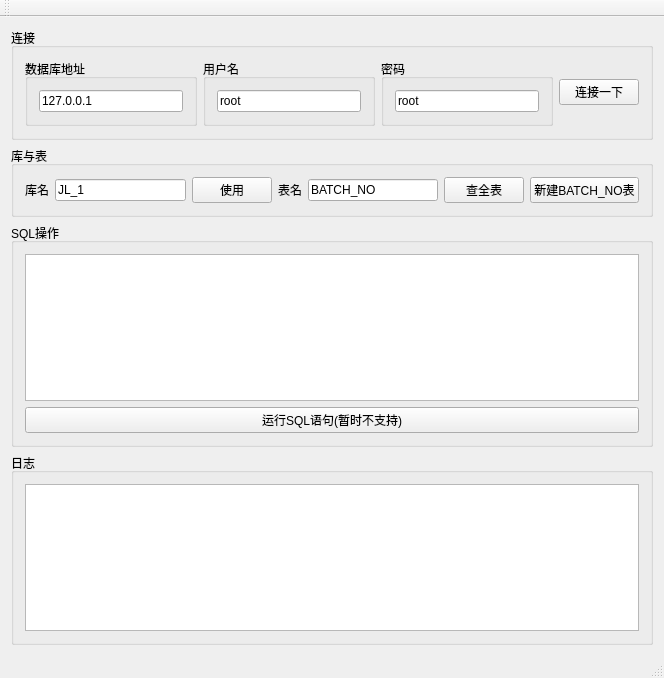
This is mainwindow.ui in gongfpp/DataBaseTool as Qt 5 draws it before an edit. The edited form follows.
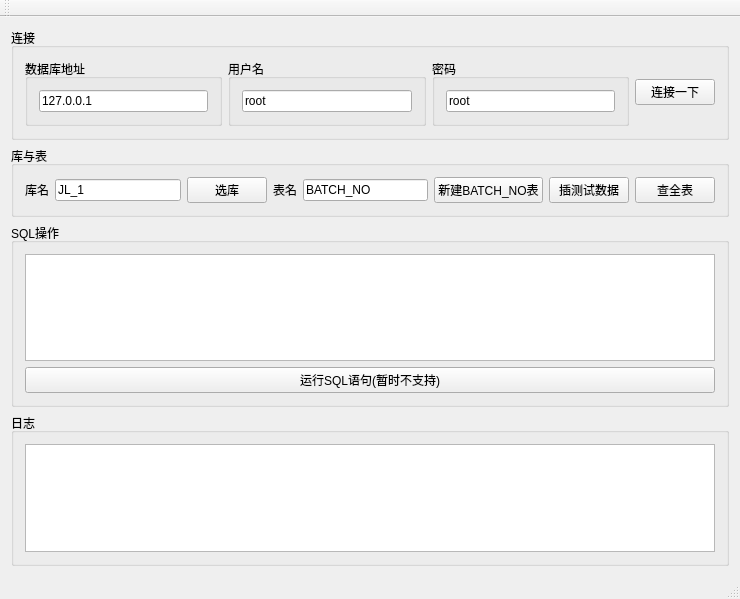
This is the edited form.

Commit message: add insert and create db

Diff of the .ui file:
```diff
--- a/mainwindow.ui
+++ b/mainwindow.ui
@@ -6,8 +6,8 @@
    <rect>
     <x>0</x>
     <y>0</y>
-    <width>664</width>
-    <height>678</height>
+    <width>740</width>
+    <height>599</height>
    </rect>
   </property>
   <property name="windowTitle">
@@ -102,7 +102,7 @@
        <item>
         <widget class="QPushButton" name="pushButtonUseDB">
          <property name="text">
-          <string>使用</string>
+          <string>选库</string>
          </property>
         </widget>
        </item>
@@ -120,13 +120,6 @@
          </property>
         </widget>
        </item>
-       <item>
-        <widget class="QPushButton" name="pushButtonSelectAllFromTable">
-         <property name="text">
-          <string>查全表</string>
-         </property>
-        </widget>
-       </item>
        <item>
         <widget class="QPushButton" name="pushButtonCreateTable">
          <property name="text">
@@ -134,6 +127,20 @@
          </property>
         </widget>
        </item>
+       <item>
+        <widget class="QPushButton" name="pushButtonInsertTestData">
+         <property name="text">
+          <string>插测试数据</string>
+         </property>
+        </widget>
+       </item>
+       <item>
+        <widget class="QPushButton" name="pushButtonSelectAllFromTable">
+         <property name="text">
+          <string>查全表</string>
+         </property>
+        </widget>
+       </item>
       </layout>
      </widget>
     </item>
```
Left out of the diff: 2 changed lines with no effect on the pictures. The commit also changes 2 other files.
